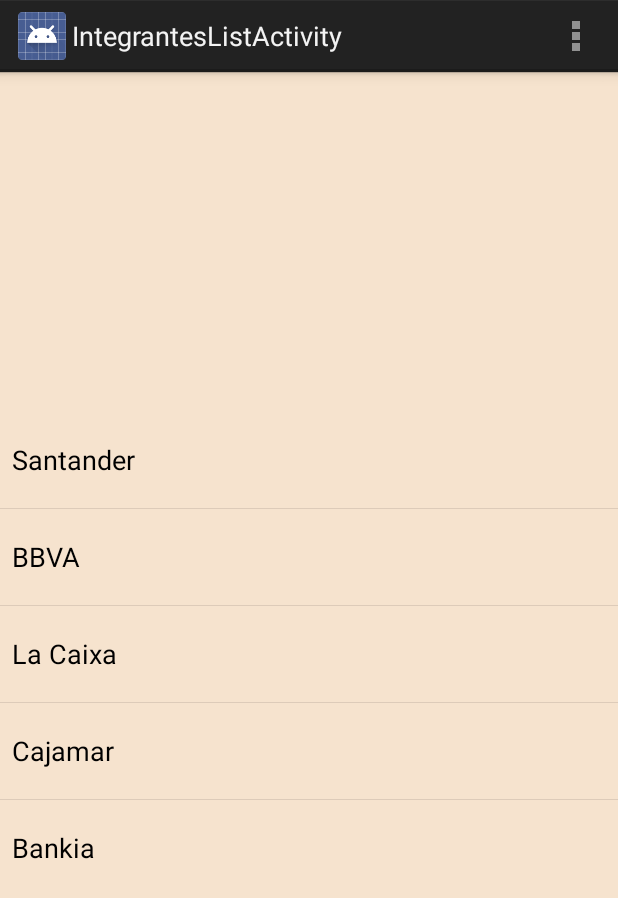
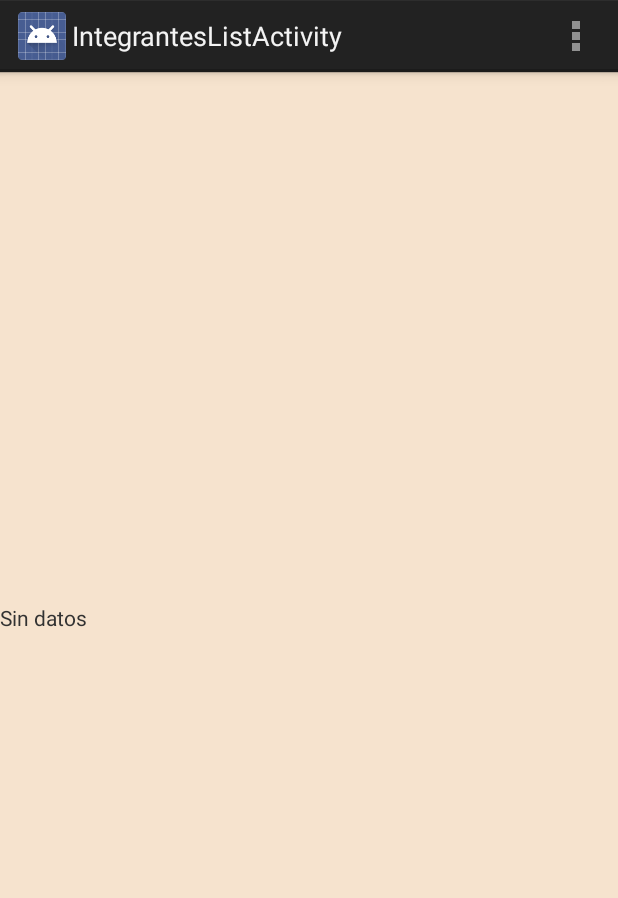
Before and after one commit to anissval/AnahiValdiviezo.cursoAndroid, an Android app: the IntegrantesListActivity screen opened directly, with no data from a screen before it, on a phone screen of 412 x 824 dp. Shown: the top 898 px of the screen. Run offline under Robolectric (Android 15) with nearby library versions, the phone set to English and light mode, and no system bars; our stand-ins replace Picasso; pictures from the network do not load.

Commit message:
sqlite database exercise modified

```diff
--- a/app/src/main/AndroidManifest.xml
+++ b/app/src/main/AndroidManifest.xml
@@ -67,7 +67,7 @@
             android:label="@string/title_activity_camera" >
         </activity>
         <activity
-            android:name=".IntegrantesListActivity"
+            android:name=".sqliteExercise.IntegrantesListActivity"
             android:label="@string/title_activity_integrantes_list" >
         </activity>
 
--- a/app/src/main/java/com/valdiviezo/aniss/anahivaldiviezocursoandroid/IntegrantesCursorAdapter.java
+++ /dev/null
@@ -1,44 +0,0 @@
-package com.valdiviezo.aniss.anahivaldiviezocursoandroid;
-
-import android.content.Context;
-import android.database.Cursor;
-import android.view.LayoutInflater;
-import android.view.View;
-import android.view.ViewGroup;
-import android.widget.CursorAdapter;
-import android.widget.TextView;
-
-import java.sql.SQLException;
-
-/**
- * Created by Aniss on 22/09/2015.
- */
-public class IntegrantesCursorAdapter extends CursorAdapter {
-
-    private IntegrantesDbAdapter dbAdapter = null ;
-
-    public IntegrantesCursorAdapter(Context context, Cursor c) throws SQLException {
-        super(context, c);
-        //abre la db
-        dbAdapter = new IntegrantesDbAdapter(context);
-        dbAdapter.abrir();
-    }
-
-    @Override
-    public void bindView(View view, Context context, Cursor cursor)
-    {
-        TextView tv = (TextView) view ;
-
-        tv.setText(cursor.getString(cursor.getColumnIndex(IntegrantesDbAdapter.C_COLUMNA_NOMBRE)));
-    }
-
-    @Override
-    public View newView(Context context, Cursor cursor, ViewGroup parent)
-    {
-        final LayoutInflater inflater = LayoutInflater.from(context);
-        final View view = inflater.inflate(android.R.layout.simple_dropdown_item_1line, parent, false);
-
-        return view;
-    }
-
-}
--- a/app/src/main/java/com/valdiviezo/aniss/anahivaldiviezocursoandroid/IntegrantesListActivity.java
+++ /dev/null
@@ -1,79 +0,0 @@
-package com.valdiviezo.aniss.anahivaldiviezocursoandroid;
-
-import android.app.Activity;
-import android.app.ListActivity;
-import android.database.Cursor;
-import android.database.sqlite.SQLiteDatabase;
-import android.os.Bundle;
-import android.view.Menu;
-import android.view.MenuItem;
-import android.widget.ListView;
-import android.widget.Toast;
-
-import java.sql.SQLException;
-
-public class IntegrantesListActivity extends ListActivity{
-
-
-
-    private IntegrantesDbAdapter dbAdapter;
-    private Cursor cursor;
-    private IntegrantesCursorAdapter integrantesAdapter ;
-    private ListView lista;
-
-    @Override
-    protected void onCreate(Bundle savedInstanceState) {
-        super.onCreate(savedInstanceState);
-        setContentView(R.layout.activity_integrantes_list);
-
-   /*
-    * Declaramos el controlador de la BBDD y accedemos en modo escritura
-    */
-        IntegrantesDbHelper dbHelper = new IntegrantesDbHelper(getBaseContext());
-
-        SQLiteDatabase db = dbHelper.getWritableDatabase();
-
-        Toast.makeText(getBaseContext(), "Base de datos preparada", Toast.LENGTH_LONG).show();
-
-        lista = (ListView) findViewById(android.R.id.list);
-
-        dbAdapter = new IntegrantesDbAdapter(this);
-        dbAdapter.abrir();
-
-        try {
-            consultar();
-        } catch (SQLException e) {
-            e.printStackTrace();
-        }
-    }
-
-    private void consultar() throws SQLException {
-        cursor = dbAdapter.getCursor();
-        startManagingCursor(cursor);
-        integrantesAdapter = new IntegrantesCursorAdapter(this, cursor);
-        lista.setAdapter(integrantesAdapter);
-    }
-
-
-    @Override
-    public boolean onCreateOptionsMenu(Menu menu) {
-        // Inflate the menu; this adds items to the action bar if it is present.
-        getMenuInflater().inflate(R.menu.menu_integrantes_list, menu);
-        return true;
-    }
-
-    @Override
-    public boolean onOptionsItemSelected(MenuItem item) {
-        // Handle action bar item clicks here. The action bar will
-        // automatically handle clicks on the Home/Up button, so long
-        // as you specify a parent activity in AndroidManifest.xml.
-        int id = item.getItemId();
-
-        //noinspection SimplifiableIfStatement
-        if (id == R.id.action_settings) {
-            return true;
-        }
-
-        return super.onOptionsItemSelected(item);
-    }
-}
--- a/app/src/main/java/com/valdiviezo/aniss/anahivaldiviezocursoandroid/MainActivity.java
+++ b/app/src/main/java/com/valdiviezo/aniss/anahivaldiviezocursoandroid/MainActivity.java
@@ -4,14 +4,12 @@ import android.app.Activity;
 import android.content.Intent;
 import android.content.IntentFilter;
 import android.os.Bundle;
-import android.os.PowerManager;
-import android.provider.Settings;
 import android.view.Menu;
 import android.view.MenuItem;
 import android.view.View;
-import android.view.WindowManager;
 import android.widget.Button;
 
+import com.valdiviezo.aniss.anahivaldiviezocursoandroid.sqliteExercise.IntegrantesListActivity;
 import com.valdiviezo.aniss.anahivaldiviezocursoandroid.ui.CameraActivity;
 import com.valdiviezo.aniss.anahivaldiviezocursoandroid.ui.ImageActivity;
 import com.valdiviezo.aniss.anahivaldiviezocursoandroid.ui.ListViewActivity;
--- a/app/src/main/java/com/valdiviezo/aniss/anahivaldiviezocursoandroid/IntegrantesDbAdapter.java
+++ b/app/src/main/java/com/valdiviezo/aniss/anahivaldiviezocursoandroid/sqliteExercise/IntegrantesDbAdapter.java
@@ -1,4 +1,4 @@
-package com.valdiviezo.aniss.anahivaldiviezocursoandroid;
+package com.valdiviezo.aniss.anahivaldiviezocursoandroid.sqliteExercise;
 
 import android.content.Context;
 import android.database.Cursor;
@@ -8,6 +8,7 @@ import android.database.SQLException;
 /**
  * Created by Aniss on 22/09/2015.
  */
+
 public class IntegrantesDbAdapter {
 
 
@@ -40,12 +41,14 @@ public class IntegrantesDbAdapter {
         this.contexto = context;
     }
 
+
     public IntegrantesDbAdapter abrir() throws SQLException
     {
         dbHelper = new IntegrantesDbHelper(contexto);
         db = dbHelper.getWritableDatabase();
         return this;
     }
+
 
     public void cerrar()
     {
--- a/app/src/main/java/com/valdiviezo/aniss/anahivaldiviezocursoandroid/IntegrantesDbHelper.java
+++ b/app/src/main/java/com/valdiviezo/aniss/anahivaldiviezocursoandroid/sqliteExercise/IntegrantesDbHelper.java
@@ -1,9 +1,11 @@
-package com.valdiviezo.aniss.anahivaldiviezocursoandroid;
+package com.valdiviezo.aniss.anahivaldiviezocursoandroid.sqliteExercise;
 
 import android.content.Context;
 import android.database.sqlite.SQLiteDatabase;
 import android.database.sqlite.SQLiteOpenHelper;
 import android.util.Log;
+
+import com.valdiviezo.aniss.anahivaldiviezocursoandroid.Integrantes;
 
 /**
  * Created by Aniss on 22/09/2015.
@@ -28,7 +30,7 @@ public class IntegrantesDbHelper extends SQLiteOpenHelper {
 
         Log.i(this.getClass().toString(), "Creando base de datos");
 
-        db.execSQL( "CREATE TABLE INTEGRANTES(" +
+        db.execSQL("CREATE TABLE INTEGRANTES(" +
                 " _id INTEGER PRIMARY KEY," +
                 " int_nombre TEXT NOT NULL, " +
                 " int_apellido TEXT, " +
@@ -42,18 +44,17 @@ public class IntegrantesDbHelper extends SQLiteOpenHelper {
    /*
     * Insertamos datos iniciales
     */
-        db.execSQL("INSERT INTO INTEGRANTES(_id, int_nombre) VALUES(1,'Santander')");
-        db.execSQL("INSERT INTO INTEGRANTES(_id, int_nombre) VALUES(2,'BBVA')");
-        db.execSQL("INSERT INTO INTEGRANTES(_id, int_nombre) VALUES(3,'La Caixa')");
-        db.execSQL("INSERT INTO INTEGRANTES(_id, int_nombre) VALUES(4,'Cajamar')");
-        db.execSQL("INSERT INTO INTEGRANTES(_id, int_nombre) VALUES(5,'Bankia')");
+        // db.execSQL("INSERT INTO INTEGRANTES(_id, int_nombre,int_apellido,int_direccion,int_foto) VALUES(1,'Anahi','Valdiviezo','Mendoza','content://media/external/images/media/179')");
 
-        Log.i(this.getClass().toString(), "Datos iniciales INTEGRANTES insertados");
+
+
+      //  Log.i(this.getClass().toString(), "Datos iniciales INTEGRANTES insertados");
 
         Log.i(this.getClass().toString(), "Base de datos creada");
 
 
     }
+
 
     @Override
     public void onUpgrade(SQLiteDatabase db, int oldVersion, int newVersion)
--- /dev/null
+++ b/app/src/main/java/com/valdiviezo/aniss/anahivaldiviezocursoandroid/sqliteExercise/IntegrantesListActivity.java
@@ -0,0 +1,196 @@
+package com.valdiviezo.aniss.anahivaldiviezocursoandroid.sqliteExercise;
+
+import android.app.ListActivity;
+import android.database.Cursor;
+import android.database.sqlite.SQLiteDatabase;
+import android.os.AsyncTask;
+import android.os.Bundle;
+import android.util.Log;
+import android.view.Menu;
+import android.view.MenuItem;
+import android.view.View;
+import android.widget.ListView;
+import android.widget.ProgressBar;
+import android.widget.Toast;
+
+import com.valdiviezo.aniss.anahivaldiviezocursoandroid.AdaptadorIntegrantes;
+import com.valdiviezo.aniss.anahivaldiviezocursoandroid.Integrantes;
+import com.valdiviezo.aniss.anahivaldiviezocursoandroid.R;
+
+import org.json.JSONException;
+import org.json.JSONObject;
+
+import java.io.BufferedReader;
+import java.io.IOException;
+import java.io.InputStream;
+import java.io.InputStreamReader;
+import java.net.HttpURLConnection;
+import java.net.URL;
+import java.sql.SQLException;
+import java.util.ArrayList;
+
+public class IntegrantesListActivity extends ListActivity{
+
+
+
+    private IntegrantesDbAdapter dbAdapter;
+    private Cursor cursor;
+    private IntegrantesCursorAdapter integrantesAdapter ;
+    private ListView lista;
+    SQLiteDatabase db;
+    private ProgressBar progressBar;
+
+    @Override
+    protected void onCreate(Bundle savedInstanceState) {
+        super.onCreate(savedInstanceState);
+        setContentView(R.layout.activity_integrantes_list);
+        progressBar = (ProgressBar) findViewById(R.id.progressBar2);
+        MyIntegrantesAsynk myA = new MyIntegrantesAsynk();
+        myA.execute();
+
+   /*
+    * Declaramos el controlador de la BBDD y accedemos en modo escritura
+    */
+        IntegrantesDbHelper dbHelper = new IntegrantesDbHelper(getBaseContext());
+
+       db = dbHelper.getWritableDatabase();
+
+        Toast.makeText(getBaseContext(), "Base de datos preparada", Toast.LENGTH_LONG).show();
+
+        lista = (ListView) findViewById(android.R.id.list);
+
+        dbAdapter = new IntegrantesDbAdapter(this);
+        dbAdapter.abrir();
+
+        try {
+            consultar();
+        } catch (SQLException e) {
+            e.printStackTrace();
+        }
+    }
+
+    private void consultar() throws SQLException {
+        //trae consulta
+        cursor = dbAdapter.getCursor();
+        startManagingCursor(cursor);
+        integrantesAdapter = new IntegrantesCursorAdapter(this, cursor);
+        lista.setAdapter(integrantesAdapter);
+    }
+
+
+    public class MyIntegrantesAsynk extends AsyncTask<String, String, String> {
+
+        @Override
+        protected void onPreExecute() {
+            super.onPreExecute();
+
+        }
+
+        @Override
+        protected String doInBackground(String... params) {
+
+            String readStreamS = null;
+            try {
+                URL url = new URL("http://abelmartin.com.ar/mobilelab/people.php");
+                HttpURLConnection con = (HttpURLConnection) url.openConnection();
+                readStreamS = readStream(con.getInputStream());
+                // Give output for the command line
+
+                //  Log.e("TAG", readStreamS);
+
+                if (readStreamS != null) {
+                    try {
+                        JSONObject jsonObj = new JSONObject(readStreamS);
+
+                        for (int i = 0; i < 10; i++) {
+                            Integrantes integrante= new Integrantes();
+
+                            JSONObject c = jsonObj.getJSONObject(String.valueOf(i+1));
+
+                            String id = c.getString("id");
+                            String name = c.getString("name");
+                            String lastName = c.getString("lastname");
+                            String address = c.getString("address");
+                            String profileImage = c.getString("profile_image");
+
+                            integrante.setId(Integer.parseInt(id));
+                            integrante.setNombre(name);
+                            integrante.setApellido(lastName);
+                            integrante.setDireccion(address);
+                            integrante.setFoto(profileImage);
+
+                          //  db.execSQL("INSERT INTO INTEGRANTES(_id, int_nombre,int_apellido,int_direccion,int_foto) VALUES('"+id+"','"+name+"','"+lastName+"','"+address+"','"+profileImage+"')");
+                        }
+
+                    } catch (JSONException e) {
+                        //return null;
+                    }
+                } else {
+                    Log.e("ServiceHandler", "Couldn't get any data from the url");
+                }
+
+            } catch (Exception e) {
+                e.printStackTrace();
+            }
+           return null;
+        }
+
+        @Override
+        protected void onProgressUpdate(String... values) {
+            super.onProgressUpdate(values);
+            //This line shows progressBar again for recycled view
+            progressBar.setVisibility(View.VISIBLE);
+
+        }
+
+        @Override
+        protected void onPostExecute(String s) {
+            super.onPostExecute(s);
+            progressBar.setVisibility(View.INVISIBLE);
+
+        }
+    }
+
+
+    //metodo particular
+    private static String readStream(InputStream in) {
+        StringBuilder sb = new StringBuilder();
+        BufferedReader reader = new BufferedReader(new InputStreamReader(in));
+        try  {
+            String nextLine = "";
+            while ((nextLine = reader.readLine()) != null) {
+                sb.append(nextLine);
+            }
+        } catch (IOException e) {
+            e.printStackTrace();
+        }
+        return sb.toString();
+
+
+    }
+
+
+
+
+    @Override
+    public boolean onCreateOptionsMenu(Menu menu) {
+        // Inflate the menu; this adds items to the action bar if it is present.
+        getMenuInflater().inflate(R.menu.menu_integrantes_list, menu);
+        return true;
+    }
+
+    @Override
+    public boolean onOptionsItemSelected(MenuItem item) {
+        // Handle action bar item clicks here. The action bar will
+        // automatically handle clicks on the Home/Up button, so long
+        // as you specify a parent activity in AndroidManifest.xml.
+        int id = item.getItemId();
+
+        //noinspection SimplifiableIfStatement
+        if (id == R.id.action_settings) {
+            return true;
+        }
+
+        return super.onOptionsItemSelected(item);
+    }
+}
--- a/app/src/main/res/layout/activity_integrantes_list.xml
+++ b/app/src/main/res/layout/activity_integrantes_list.xml
@@ -4,7 +4,7 @@
     android:layout_height="match_parent"
     android:orientation="vertical"
     android:gravity="center"
-    tools:context=".Hipoteca">
+    tools:context=".Integrantes">
 
     <ListView
         android:id="@android:id/list"
@@ -16,5 +16,10 @@
         android:layout_width="match_parent"
         android:layout_height="wrap_content"
         android:text="Sin datos" />
+    <ProgressBar
+        android:layout_width="wrap_content"
+        android:layout_height="wrap_content"
+        android:id="@+id/progressBar2"
+        />
 
 </LinearLayout>
--- a/app/src/main/res/menu/menu_integrantes_db_adapter.xml
+++ b/app/src/main/res/menu/menu_integrantes_db_adapter.xml
@@ -1,6 +1,6 @@
 <menu xmlns:android="http://schemas.android.com/apk/res/android"
     xmlns:tools="http://schemas.android.com/tools"
-    tools:context="com.valdiviezo.aniss.anahivaldiviezocursoandroid.IntegrantesDbAdapter">
+    tools:context="com.valdiviezo.aniss.anahivaldiviezocursoandroid.sqliteExercise.IntegrantesDbAdapter">
     <item android:id="@+id/action_settings" android:title="@string/action_settings"
         android:orderInCategory="100" android:showAsAction="never" />
 </menu>
--- a/app/src/main/res/menu/menu_integrantes_list.xml
+++ b/app/src/main/res/menu/menu_integrantes_list.xml
@@ -1,6 +1,6 @@
 <menu xmlns:android="http://schemas.android.com/apk/res/android"
     xmlns:tools="http://schemas.android.com/tools"
-    tools:context="com.valdiviezo.aniss.anahivaldiviezocursoandroid.IntegrantesListActivity">
+    tools:context="com.valdiviezo.aniss.anahivaldiviezocursoandroid.sqliteExercise.IntegrantesListActivity">
     <item android:id="@+id/action_settings" android:title="@string/action_settings"
         android:orderInCategory="100" android:showAsAction="never" />
 </menu>
```
Also changed, not shown: app/src/main/java/com/valdiviezo/aniss/anahivaldiviezocursoandroid/sqliteExercise/IntegrantesCursorAdapter.java (added, +57 -0 lines).
